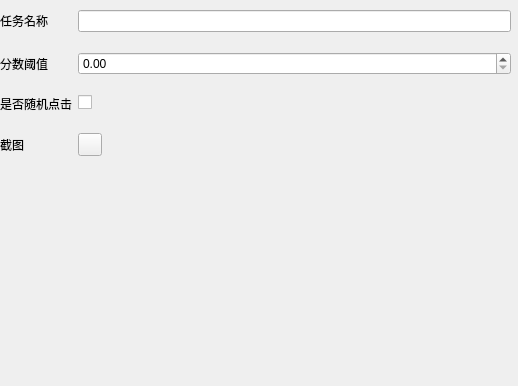
Ferrarii-430/onmyoji-script, file src/widget/typeOpenCVForm/typeopencvform.ui: the form before one commit.
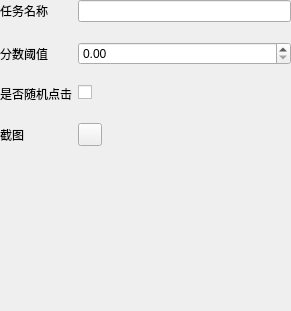
The form after the commit.

Diff of the .ui file:
```diff
--- a/src/widget/typeOpenCVForm/typeopencvform.ui
+++ b/src/widget/typeOpenCVForm/typeopencvform.ui
@@ -6,8 +6,8 @@
    <rect>
     <x>0</x>
     <y>0</y>
-    <width>518</width>
-    <height>386</height>
+    <width>291</width>
+    <height>311</height>
    </rect>
   </property>
   <property name="sizePolicy">
@@ -23,9 +23,9 @@
    <property name="geometry">
     <rect>
      <x>0</x>
-     <y>10</y>
-     <width>511</width>
-     <height>371</height>
+     <y>0</y>
+     <width>291</width>
+     <height>311</height>
     </rect>
    </property>
    <layout class="QFormLayout" name="formLayout">
@@ -77,7 +77,7 @@
       </property>
      </widget>
     </item>
-    <item row="4" column="1">
+    <item row="4" column="0" colspan="2">
      <widget class="QLabel" name="labelPreview">
       <property name="sizePolicy">
        <sizepolicy hsizetype="Expanding" vsizetype="Expanding">
```
Left out of the diff: 20 changed lines with no effect on the pictures.
